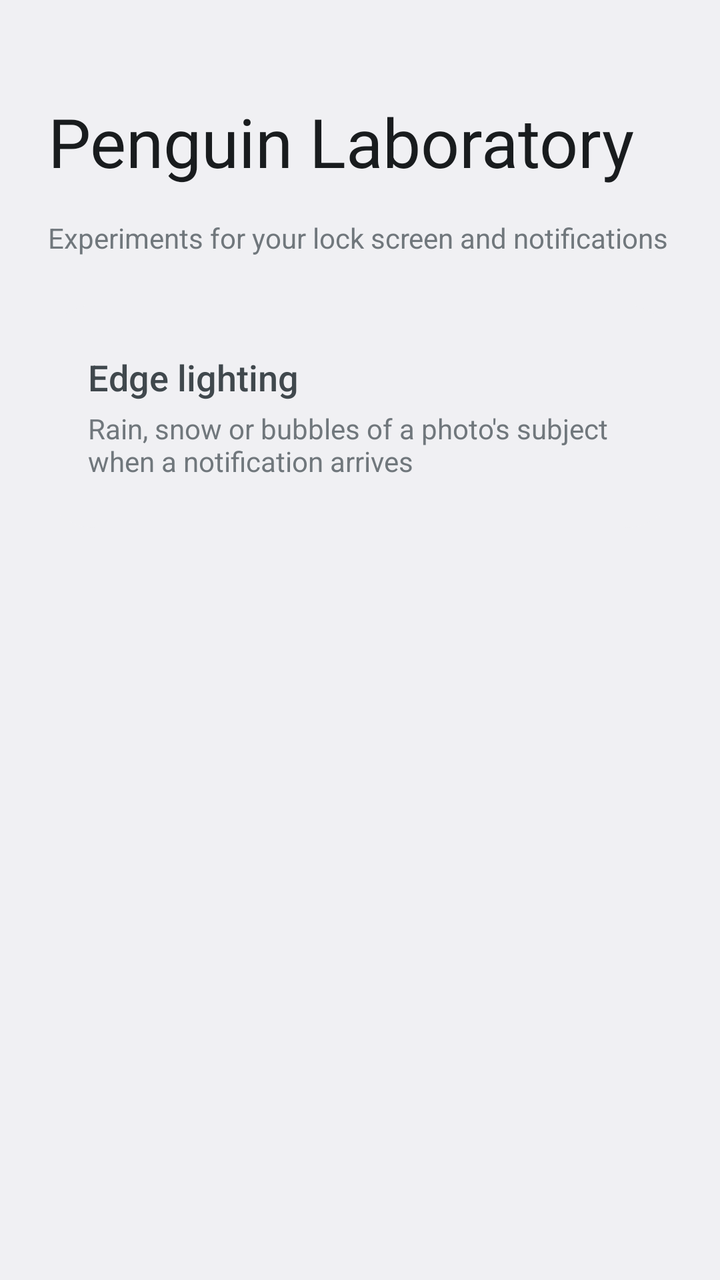
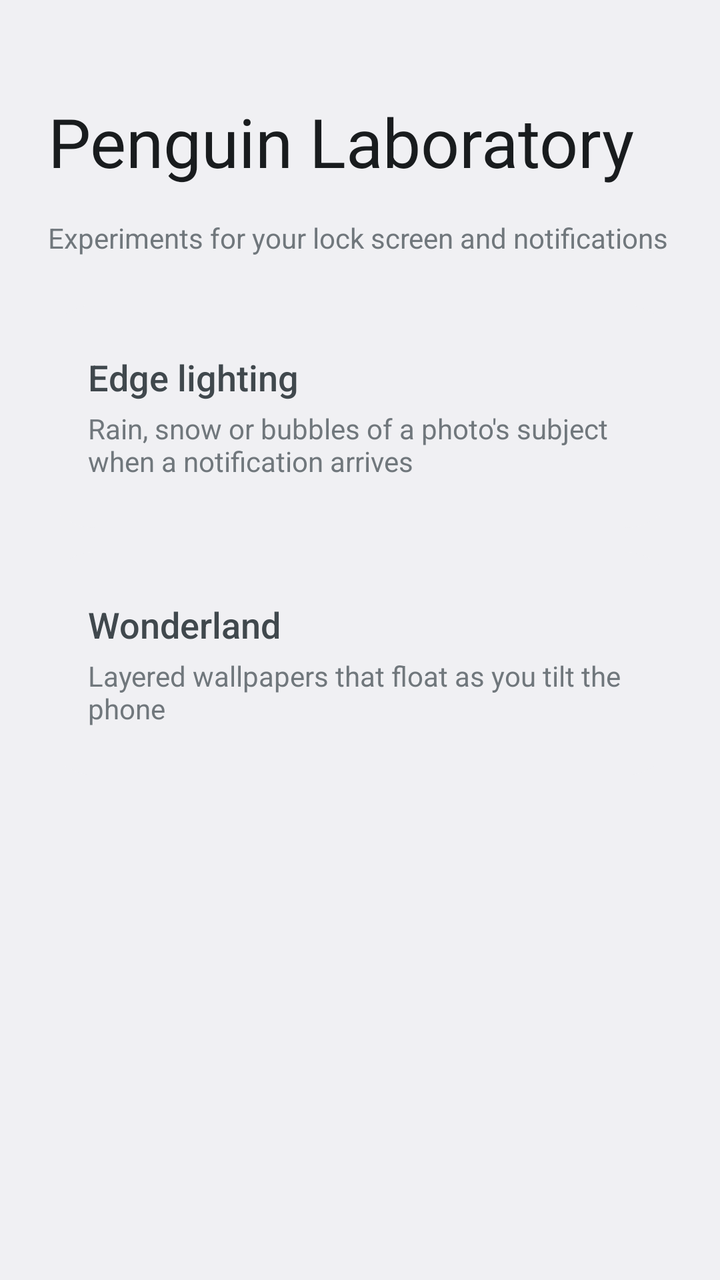

Two renders of the same Android screen: before a commit and after it. Below are the layout's source before the change and the commit's diff.
<!-- AndroidManifest.xml: activity theme Theme.Laboratory -->
<!-- res/layout/laboratory.xml -->
<?xml version="1.0" encoding="utf-8"?>
<ScrollView xmlns:android="http://schemas.android.com/apk/res/android"
    android:layout_width="match_parent"
    android:layout_height="match_parent"
    android:fitsSystemWindows="true">

    <LinearLayout
        android:id="@+id/experiments"
        android:layout_width="match_parent"
        android:layout_height="wrap_content"
        android:orientation="vertical"
        android:paddingHorizontal="20dp"
        android:paddingBottom="32dp">

        <TextView
            android:layout_width="match_parent"
            android:layout_height="wrap_content"
            android:paddingTop="48dp"
            android:paddingHorizontal="4dp"
            android:text="@string/laboratory_title"
            android:textAppearance="?android:attr/textAppearanceLarge"
            android:textSize="34sp" />

        <TextView
            style="@style/Description"
            android:text="@string/laboratory_summary" />

        <LinearLayout
            android:id="@+id/edge_lighting"
            style="@style/Card.Entry">

            <TextView
                style="@style/Card.Title"
                android:text="@string/edge_lighting_title" />

            <TextView
                style="@style/Card.Summary"
                android:text="@string/edge_lighting_entry_summary" />
        </LinearLayout>

    </LinearLayout>
</ScrollView>
<!-- resources referenced by this layout -->
<resources>
  <string name="edge_lighting_entry_summary">Rain, snow or bubbles of a photo\'s subject when a notification arrives</string>
  <string name="edge_lighting_title">Edge lighting</string>
  <string name="laboratory_summary">Experiments for your lock screen and notifications</string>
  <string name="laboratory_title">Penguin Laboratory</string>
  <style name="Card.Entry" parent="">
          <item name="android:layout_width">match_parent</item>
          <item name="android:layout_height">wrap_content</item>
          <item name="android:layout_marginBottom">12dp</item>
          <item name="android:background">@drawable/card_background</item>
          <item name="android:foreground">?android:attr/selectableItemBackground</item>
          <item name="android:clickable">true</item>
          <item name="android:focusable">true</item>
          <item name="android:orientation">vertical</item>
          <item name="android:padding">24dp</item>
      </style>
  <style name="Card.Summary" parent="">
          <item name="android:layout_width">match_parent</item>
          <item name="android:layout_height">wrap_content</item>
          <item name="android:layout_marginTop">4dp</item>
          <item name="android:textAppearance">?android:attr/textAppearanceSmall</item>
      </style>
  <style name="Card.Title" parent="">
          <item name="android:layout_width">match_parent</item>
          <item name="android:layout_height">wrap_content</item>
          <item name="android:textAppearance">?android:attr/textAppearanceMedium</item>
      </style>
  <style name="Description">
          <item name="android:layout_width">match_parent</item>
          <item name="android:layout_height">wrap_content</item>
          <item name="android:layout_marginTop">16dp</item>
          <item name="android:layout_marginBottom">24dp</item>
          <item name="android:paddingHorizontal">4dp</item>
          <item name="android:textAppearance">?android:attr/textAppearanceSmall</item>
      </style>
  <style name="Theme.Laboratory" parent="@android:style/Theme.DeviceDefault.DayNight">
          <item name="android:windowActionBar">false</item>
          <item name="android:windowNoTitle">true</item>
      </style>
  <!-- drawable card_background (drawable) -->
  <?xml version="1.0" encoding="utf-8"?>
  <shape xmlns:android="http://schemas.android.com/apk/res/android">
      <corners android:radius="28dp" />
      <solid android:color="?android:attr/colorBackgroundFloating" />
  </shape>
</resources>

<!-- the commit's change to res/layout/laboratory.xml (unified diff, before → after) -->
@@ -38,5 +38,18 @@
                 android:text="@string/edge_lighting_entry_summary" />
         </LinearLayout>
 
+        <LinearLayout
+            android:id="@+id/wonderland"
+            style="@style/Card.Entry">
+
+            <TextView
+                style="@style/Card.Title"
+                android:text="@string/wonderland_title" />
+
+            <TextView
+                style="@style/Card.Summary"
+                android:text="@string/wonderland_entry_summary" />
+        </LinearLayout>
+
     </LinearLayout>
 </ScrollView>
<!-- resource entries referenced after the edit -->
@@ -4,6 +4,8 @@
   <string name="edge_lighting_title">Edge lighting</string>
   <string name="laboratory_summary">Experiments for your lock screen and notifications</string>
   <string name="laboratory_title">Penguin Laboratory</string>
+  <string name="wonderland_entry_summary">Layered wallpapers that float as you tilt the phone</string>
+  <string name="wonderland_title">Wonderland</string>
   <style name="Card.Entry" parent="">
           <item name="android:layout_width">match_parent</item>
           <item name="android:layout_height">wrap_content</item>
